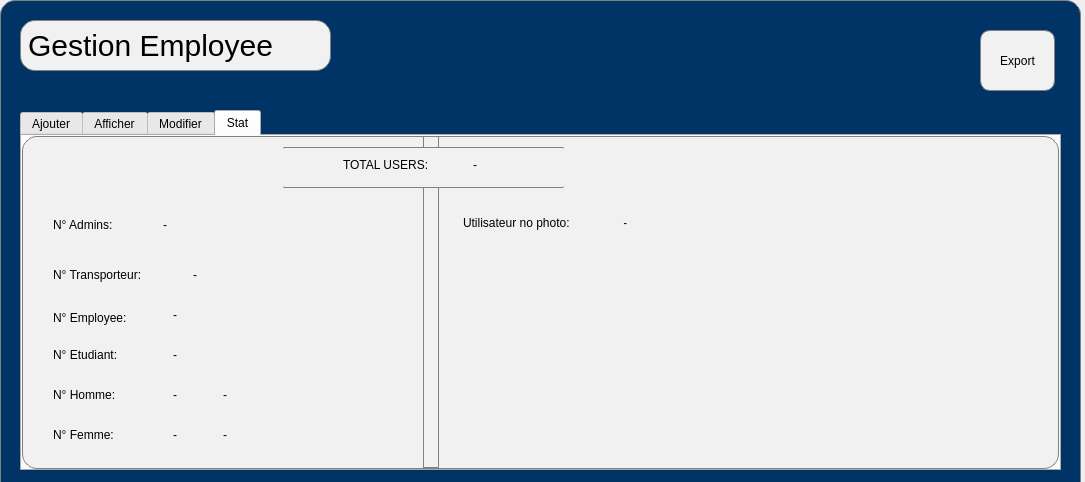
This is mainwindow.ui in 0xreff/gestionEmployee as Qt 5 draws it before an edit. The edited form follows.
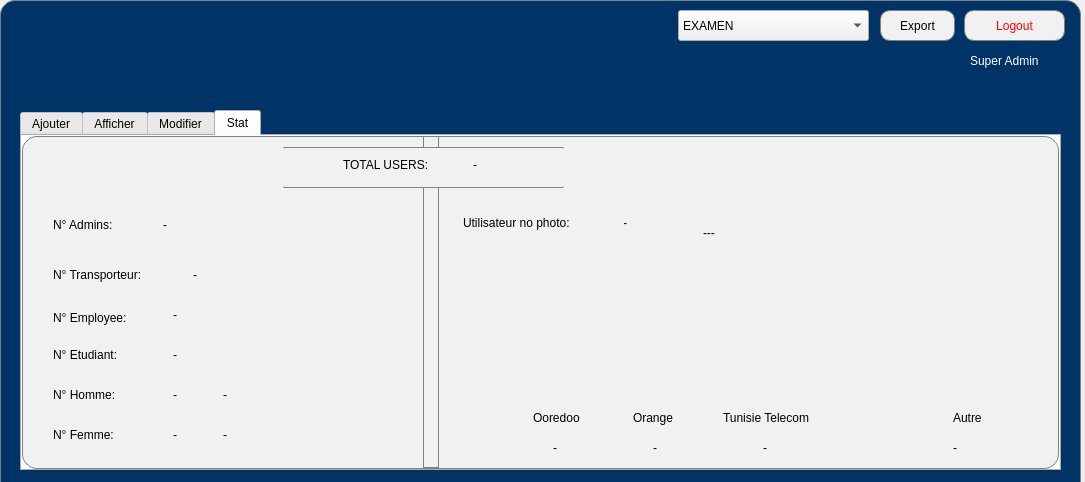
This is the edited form. The open tabs and pages were chosen to show the change.

```diff
--- a/mainwindow.ui
+++ b/mainwindow.ui
@@ -38,11 +38,11 @@
     <string notr="true">QFrame{
 background:#f1f1f1;
 border: 1px solid gray;
-border-radius: 15px;}
-QLineEdit{
-background:#f1f1f1;
-border: 1px solid gray;
 border-radius: 15px;
+}
+QLineEdit{
+background:#f1f1f1;
+border-bottom: 2px solid gray;
 }</string>
    </property>
    <widget class="QGraphicsView" name="update">
@@ -103,9 +103,15 @@
     </property>
     <property name="styleSheet">
      <string notr="true">QLabel{
-border:none;}
+border:none;
+}
 QLineEdit{
-border-radius:10px;
+border:none;
+border-bottom: 2px solid gray;
+}
+QLineEdit:hover{
+background-color: #c4c4c4;
+border-bottom: 3px solid #eb38d6;
 }</string>
     </property>
     <property name="currentIndex">
@@ -1251,6 +1257,162 @@
        <string>Utilisateur no photo:</string>
       </property>
      </widget>
+     <widget class="QLabel" name="label_23">
+      <property name="geometry">
+       <rect>
+        <x>510</x>
+        <y>270</y>
+        <width>71</width>
+        <height>21</height>
+       </rect>
+      </property>
+      <property name="text">
+       <string>Ooredoo</string>
+      </property>
+     </widget>
+     <widget class="QLabel" name="label_24">
+      <property name="geometry">
+       <rect>
+        <x>610</x>
+        <y>270</y>
+        <width>61</width>
+        <height>21</height>
+       </rect>
+      </property>
+      <property name="text">
+       <string>Orange</string>
+      </property>
+     </widget>
+     <widget class="QLabel" name="label_25">
+      <property name="geometry">
+       <rect>
+        <x>700</x>
+        <y>270</y>
+        <width>121</width>
+        <height>21</height>
+       </rect>
+      </property>
+      <property name="text">
+       <string>Tunisie Telecom</string>
+      </property>
+     </widget>
+     <widget class="QLabel" name="label_26">
+      <property name="geometry">
+       <rect>
+        <x>930</x>
+        <y>270</y>
+        <width>49</width>
+        <height>21</height>
+       </rect>
+      </property>
+      <property name="text">
+       <string>Autre</string>
+      </property>
+     </widget>
+     <widget class="QLabel" name="Oo">
+      <property name="geometry">
+       <rect>
+        <x>530</x>
+        <y>300</y>
+        <width>31</width>
+        <height>21</height>
+       </rect>
+      </property>
+      <property name="text">
+       <string>-</string>
+      </property>
+     </widget>
+     <widget class="QLabel" name="Or">
+      <property name="geometry">
+       <rect>
+        <x>630</x>
+        <y>300</y>
+        <width>31</width>
+        <height>21</height>
+       </rect>
+      </property>
+      <property name="text">
+       <string>-</string>
+      </property>
+     </widget>
+     <widget class="QLabel" name="Tt">
+      <property name="geometry">
+       <rect>
+        <x>740</x>
+        <y>300</y>
+        <width>31</width>
+        <height>21</height>
+       </rect>
+      </property>
+      <property name="text">
+       <string>-</string>
+      </property>
+     </widget>
+     <widget class="QLabel" name="Au">
+      <property name="geometry">
+       <rect>
+        <x>930</x>
+        <y>300</y>
+        <width>31</width>
+        <height>21</height>
+       </rect>
+      </property>
+      <property name="text">
+       <string>-</string>
+      </property>
+     </widget>
+     <widget class="QLabel" name="Poo">
+      <property name="geometry">
+       <rect>
+        <x>510</x>
+        <y>209</y>
+        <width>71</width>
+        <height>51</height>
+       </rect>
+      </property>
+      <property name="text">
+       <string/>
+      </property>
+     </widget>
+     <widget class="QLabel" name="Por">
+      <property name="geometry">
+       <rect>
+        <x>600</x>
+        <y>220</y>
+        <width>71</width>
+        <height>41</height>
+       </rect>
+      </property>
+      <property name="text">
+       <string/>
+      </property>
+     </widget>
+     <widget class="QLabel" name="Ptt">
+      <property name="geometry">
+       <rect>
+        <x>720</x>
+        <y>220</y>
+        <width>71</width>
+        <height>41</height>
+       </rect>
+      </property>
+      <property name="text">
+       <string/>
+      </property>
+     </widget>
+     <widget class="QLabel" name="speechLabel">
+      <property name="geometry">
+       <rect>
+        <x>680</x>
+        <y>50</y>
+        <width>351</width>
+        <height>91</height>
+       </rect>
+      </property>
+      <property name="text">
+       <string>---</string>
+      </property>
+     </widget>
      <zorder>line_3</zorder>
      <zorder>frame</zorder>
      <zorder>label_20</zorder>
@@ -1273,29 +1435,13 @@
      <zorder>label_47</zorder>
     </widget>
    </widget>
-   <widget class="QLabel" name="label">
-    <property name="geometry">
-     <rect>
-      <x>20</x>
-      <y>20</y>
-      <width>311</width>
-      <height>51</height>
-     </rect>
-    </property>
-    <property name="styleSheet">
-     <string notr="true">font-size:30px;</string>
-    </property>
-    <property name="text">
-     <string>Gestion Employee</string>
-    </property>
-   </widget>
    <widget class="QPushButton" name="pushButton">
     <property name="geometry">
      <rect>
-      <x>980</x>
-      <y>30</y>
+      <x>880</x>
+      <y>10</y>
       <width>75</width>
-      <height>61</height>
+      <height>31</height>
      </rect>
     </property>
     <property name="styleSheet">
@@ -1307,6 +1453,68 @@
      <string>Export</string>
     </property>
    </widget>
+   <widget class="QPushButton" name="pushButton_2">
+    <property name="geometry">
+     <rect>
+      <x>964</x>
+      <y>10</y>
+      <width>101</width>
+      <height>31</height>
+     </rect>
+    </property>
+    <property name="styleSheet">
+     <string notr="true">border-radius:10px;
+border:1px solid gray;
+background:#f1f1f1;
+color: red;</string>
+    </property>
+    <property name="text">
+     <string>Logout</string>
+    </property>
+   </widget>
+   <widget class="QLabel" name="label">
+    <property name="geometry">
+     <rect>
+      <x>970</x>
+      <y>50</y>
+      <width>101</width>
+      <height>21</height>
+     </rect>
+    </property>
+    <property name="styleSheet">
+     <string notr="true">border:none;
+background-color:none;
+color:white;</string>
+    </property>
+    <property name="text">
+     <string>Super Admin</string>
+    </property>
+   </widget>
+   <widget class="QComboBox" name="comboBox_2">
+    <property name="geometry">
+     <rect>
+      <x>678</x>
+      <y>10</y>
+      <width>191</width>
+      <height>31</height>
+     </rect>
+    </property>
+    <item>
+     <property name="text">
+      <string>EXAMEN</string>
+     </property>
+    </item>
+    <item>
+     <property name="text">
+      <string>VEHICULE</string>
+     </property>
+    </item>
+    <item>
+     <property name="text">
+      <string>ETABLISSEMENT</string>
+     </property>
+    </item>
+   </widget>
   </widget>
  </widget>
  <resources/>
```
Left out of the diff: 60 changed lines with no effect on the pictures.
